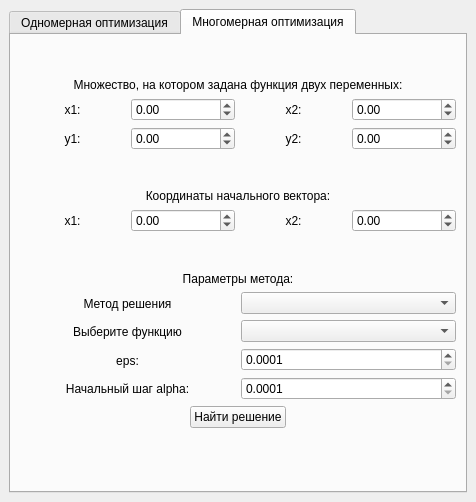
Old version of the form mainwindow.ui in the repository margarita-v/OptimizationMethods.
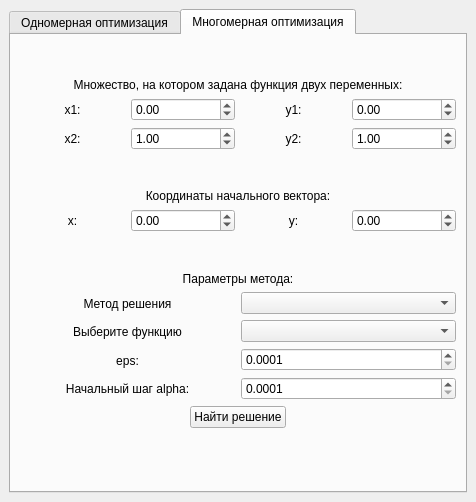
New version of the form. The open tabs and pages were chosen to show the change.

Commit message: Events for the components of the second tab was added

The edit to the form file:
```diff
--- a/mainwindow.ui
+++ b/mainwindow.ui
@@ -314,10 +314,7 @@
         <item row="0" column="0">
          <layout class="QVBoxLayout" name="verticalLayout">
           <item>
-           <layout class="QHBoxLayout" name="horizontalLayout_5"/>
-          </item>
-          <item>
-           <spacer name="verticalSpacer_2">
+           <spacer name="verticalSpacer_3">
             <property name="orientation">
              <enum>Qt::Vertical</enum>
             </property>
@@ -346,7 +343,9 @@
            </widget>
           </item>
           <item>
-           <layout class="QHBoxLayout" name="horizontalLayout_2">
+           <layout class="QHBoxLayout" name="horizontalLayout_5">
+            <item>
+             <layout class="QVBoxLayout" name="verticalLayout_11">
             <item>
              <widget class="QLabel" name="label_4">
               <property name="text">
@@ -357,16 +356,6 @@
               </property>
              </widget>
             </item>
-            <item>
-             <widget class="QDoubleSpinBox" name="dsbX1">
-              <property name="minimum">
-               <double>-100.000000000000000</double>
-              </property>
-              <property name="maximum">
-               <double>100.000000000000000</double>
-              </property>
-             </widget>
-            </item>
             <item>
              <widget class="QLabel" name="label_5">
               <property name="text">
@@ -377,6 +366,20 @@
               </property>
              </widget>
             </item>
+             </layout>
+            </item>
+            <item>
+             <layout class="QVBoxLayout" name="verticalLayout_10">
+              <item>
+               <widget class="QDoubleSpinBox" name="dsbX1">
+                <property name="minimum">
+                 <double>-100.000000000000000</double>
+                </property>
+                <property name="maximum">
+                 <double>100.000000000000000</double>
+                </property>
+               </widget>
+              </item>
             <item>
              <widget class="QDoubleSpinBox" name="dsbX2">
               <property name="minimum">
@@ -385,12 +388,15 @@
               <property name="maximum">
                <double>100.000000000000000</double>
               </property>
+                <property name="value">
+                 <double>1.000000000000000</double>
+                </property>
              </widget>
             </item>
            </layout>
           </item>
           <item>
-           <layout class="QHBoxLayout" name="horizontalLayout_7">
+             <layout class="QVBoxLayout" name="verticalLayout_9">
             <item>
              <widget class="QLabel" name="label_6">
               <property name="text">
@@ -401,16 +407,6 @@
               </property>
              </widget>
             </item>
-            <item>
-             <widget class="QDoubleSpinBox" name="dsbY1">
-              <property name="minimum">
-               <double>-100.000000000000000</double>
-              </property>
-              <property name="maximum">
-               <double>100.000000000000000</double>
-              </property>
-             </widget>
-            </item>
             <item>
              <widget class="QLabel" name="label_7">
               <property name="text">
@@ -421,6 +417,20 @@
               </property>
              </widget>
             </item>
+             </layout>
+            </item>
+            <item>
+             <layout class="QVBoxLayout" name="verticalLayout_6">
+              <item>
+               <widget class="QDoubleSpinBox" name="dsbY1">
+                <property name="minimum">
+                 <double>-100.000000000000000</double>
+                </property>
+                <property name="maximum">
+                 <double>100.000000000000000</double>
+                </property>
+               </widget>
+              </item>
             <item>
              <widget class="QDoubleSpinBox" name="dsbY2">
               <property name="minimum">
@@ -429,12 +439,17 @@
               <property name="maximum">
                <double>100.000000000000000</double>
               </property>
+                <property name="value">
+                 <double>1.000000000000000</double>
+                </property>
              </widget>
             </item>
            </layout>
           </item>
+           </layout>
+          </item>
           <item>
-           <spacer name="verticalSpacer_3">
+           <spacer name="verticalSpacer_2">
             <property name="orientation">
              <enum>Qt::Vertical</enum>
             </property>
@@ -467,7 +482,7 @@
             <item>
              <widget class="QLabel" name="label_10">
               <property name="text">
-               <string>x1:</string>
+               <string>x:</string>
               </property>
               <property name="alignment">
                <set>Qt::AlignCenter</set>
@@ -475,7 +490,7 @@
              </widget>
             </item>
             <item>
-             <widget class="QDoubleSpinBox" name="dsbX1Vector">
+             <widget class="QDoubleSpinBox" name="dsbVectorX">
               <property name="minimum">
                <double>-100.000000000000000</double>
               </property>
@@ -487,7 +502,7 @@
             <item>
              <widget class="QLabel" name="label_11">
               <property name="text">
-               <string>x2:</string>
+               <string>y:</string>
               </property>
               <property name="alignment">
                <set>Qt::AlignCenter</set>
@@ -495,7 +510,7 @@
              </widget>
             </item>
             <item>
-             <widget class="QDoubleSpinBox" name="dsbX2Vector">
+             <widget class="QDoubleSpinBox" name="dsbVectorY">
               <property name="minimum">
                <double>-100.000000000000000</double>
               </property>
```
Lines whose indentation alone changed are shown as unchanged. The commit also changes 1 other file.
